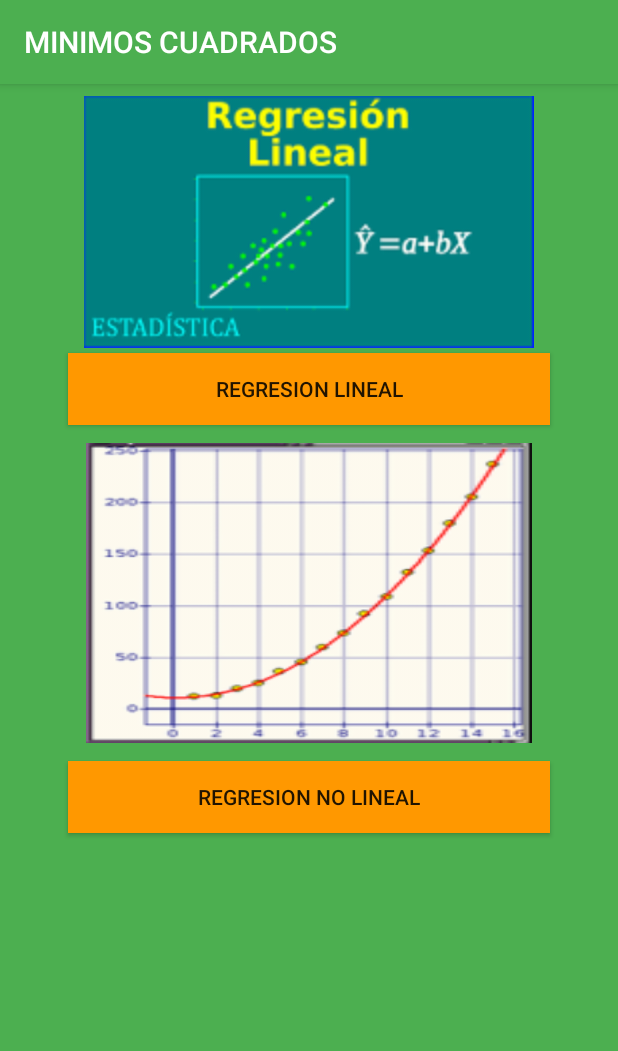
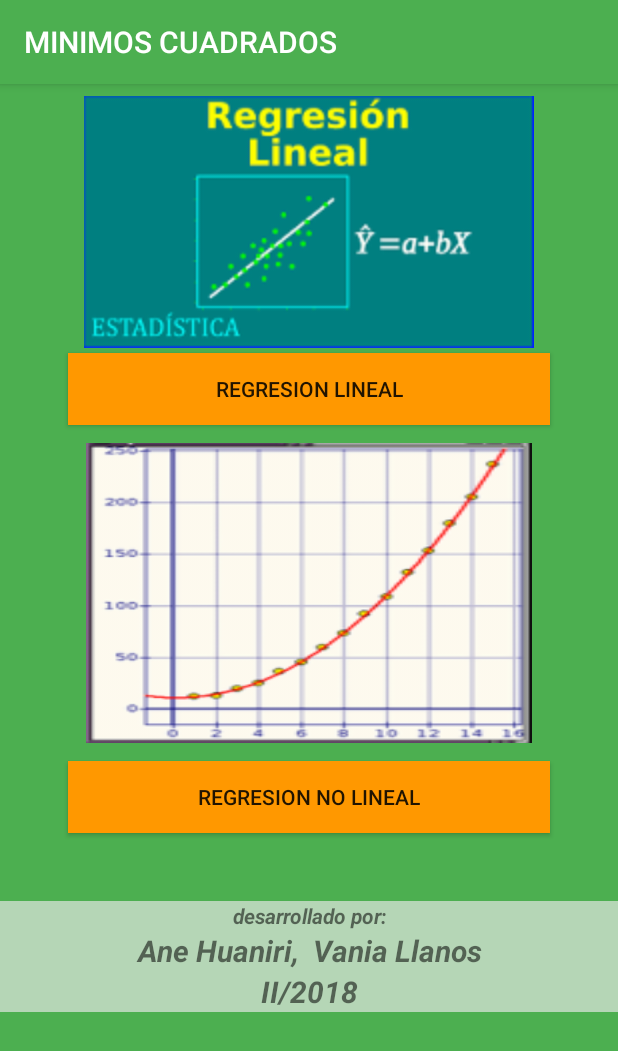
Before and after one commit to jhossmar/regresionapp, an Android app: the screen it shows after launch (MainActivity), on a phone screen of 412 x 824 dp. Shown: the top 1051 px of the screen. Run offline under Robolectric (Android 15) with nearby library versions, the phone set to English and light mode, and no system bars.

Commit message:
cambio  add corelacion

```diff
--- a/app/src/main/java/com/example/marcelo/regresionapp/LinealActivity.java
+++ b/app/src/main/java/com/example/marcelo/regresionapp/LinealActivity.java
@@ -121,6 +121,7 @@ public class LinealActivity extends AppCompatActivity {
             intent.putExtra("param_a",String.valueOf(resultado.getParam_a()));
             intent.putExtra("param_b",String.valueOf(resultado.getParam_b()));
             intent.putExtra("error_param_a",String.valueOf(resultado.getError_param_a()));
+            intent.putExtra("correlacion",String.valueOf(resultado.getCoef_corrl()));
 
             startActivity(intent);
 
--- a/app/src/main/java/com/example/marcelo/regresionapp/NoLinealActivity.java
+++ b/app/src/main/java/com/example/marcelo/regresionapp/NoLinealActivity.java
@@ -112,6 +112,7 @@ public class NoLinealActivity extends AppCompatActivity {
             intent.putExtra("param_a",String.valueOf(resultado.getParam_a()));
             intent.putExtra("param_b",String.valueOf(resultado.getParam_b()));
             intent.putExtra("error_param_a",String.valueOf(resultado.getError_param_a()));
+            intent.putExtra("correlacion",String.valueOf(resultado.getCoef_corrl()));
 
             startActivity(intent);
 
--- a/app/src/main/java/com/example/marcelo/regresionapp/ResContainer.java
+++ b/app/src/main/java/com/example/marcelo/regresionapp/ResContainer.java
@@ -41,6 +41,9 @@ public class ResContainer extends AppCompatActivity {
         TextView textView4 = (TextView) findViewById(R.id.valor_param_b);
         textView4.setText("("+intent.getStringExtra("B")+" +- "+intent.getStringExtra("ErrorB")+")");
 
+        TextView textView5 = (TextView) findViewById(R.id.valor_param_coef_correl);
+        textView5.setText(intent.getStringExtra("correlacion"));
+
 }
     public void showToolbar(String titulo, boolean upButton){
         Toolbar toolbar = (Toolbar) findViewById(R.id.toolbar);
--- a/app/src/main/res/layout/activity_main.xml
+++ b/app/src/main/res/layout/activity_main.xml
@@ -50,6 +50,30 @@
                             android:layout_margin="45dp"
                             android:text="REGRESION NO LINEAL"/>
 
+                        <TextView
+                            android:layout_width="match_parent"
+                            android:layout_height="wrap_content"
+                            android:background="@color/colorPrimaryLight"
+                            android:text="desarrollado por:"
+                            android:textAlignment="center"
+                            android:textSize="14sp"
+                            android:textStyle="bold|italic" />
+                        <TextView
+                            android:layout_width="match_parent"
+                            android:layout_height="wrap_content"
+                            android:background="@color/colorPrimaryLight"
+                            android:text="Ane Huaniri,  Vania Llanos"
+                            android:textStyle="bold|italic"
+                            android:textAlignment="center"
+                            android:textSize="20dp"/>
+                        <TextView
+                            android:layout_width="match_parent"
+                            android:layout_height="wrap_content"
+                            android:background="@color/colorPrimaryLight"
+                            android:text="@string/anio"
+                            android:textStyle="bold|italic"
+                            android:textAlignment="center"
+                            android:textSize="20dp"/>
 
                 </LinearLayout>
 
--- a/app/src/main/res/layout/layout_toolbar.xml
+++ b/app/src/main/res/layout/layout_toolbar.xml
@@ -15,4 +15,9 @@
         android:background="?attr/colorPrimary"
         app:popupTheme="@style/AppTheme.PopupOverlay" />
 
+
+
+
+
+
 </android.support.design.widget.AppBarLayout>
--- a/app/src/main/res/values/strings.xml
+++ b/app/src/main/res/values/strings.xml
@@ -21,4 +21,6 @@
     <string name="res_paramB">Parametro B</string>
     <string name="param_a">Parametro a</string>
     <string name="res_param_b">Parametro b</string>
+    <string name="anio">II/2018</string>
+    <string name="res_param_coeficiente_correlacion">Coeficiente de Correlacion</string>
 </resources>
```
Also changed, not shown: app/src/main/java/com/example/marcelo/regresionapp/model/Lineal.java (+9 -0 lines), app/src/main/java/com/example/marcelo/regresionapp/model/Nolineal.java (+8 -1 lines), app/src/main/java/com/example/marcelo/regresionapp/model/Resultado.java (+10 -0 lines), app/src/main/res/layout/activity_res_container.xml (+17 -2 lines), app/src/main/res/layout/content_referencia.xml (+12 -0 lines), 1 other file.
